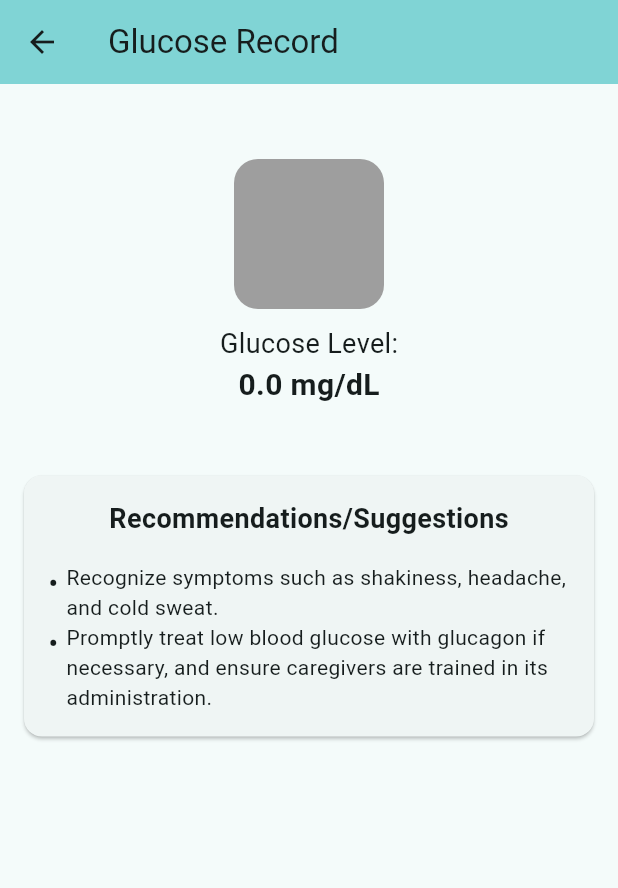
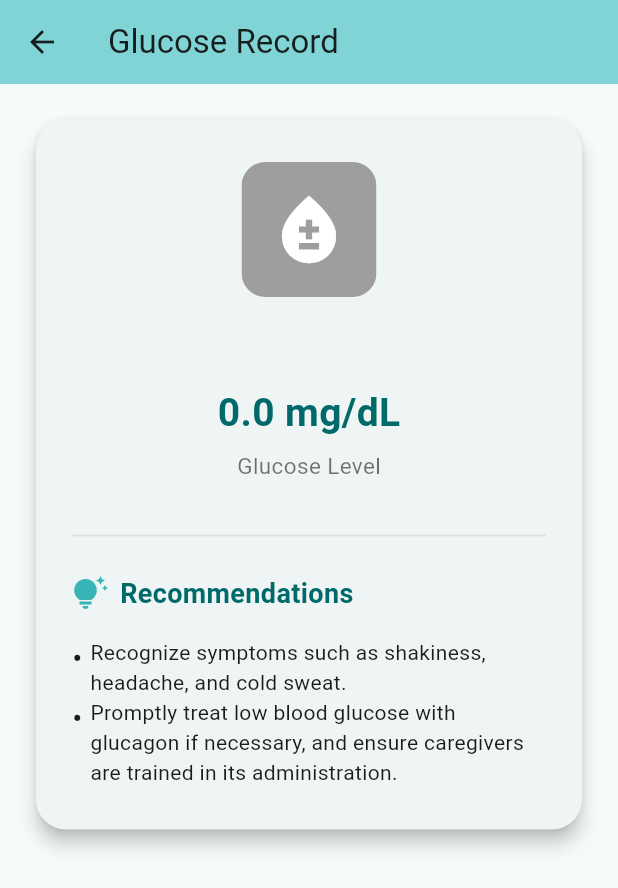
Before and after one commit to jmocampo1630/glucosense, a Flutter app: the GlucoseLevelDetail screen opened directly with empty values, on a phone screen of 412 x 824 dp. Shown: the top 888 px of the screen. Run offline on Flutter 3.47's test engine with Material 3 defaults, Android fonts, the phone set to English and light mode, and no system bars; our stand-ins replace camera, cloud_firestore, firebase_auth, firebase_core, firebase_database, fl_chart and 3 more; accounts and stored records are empty.

Commit message:
UI enhancements

```diff
--- a/lib/pages/glucose_level_detail.dart
+++ b/lib/pages/glucose_level_detail.dart
@@ -21,65 +21,81 @@ class _GlucoseLevelDetailState extends State<GlucoseLevelDetail> {
         backgroundColor: Theme.of(context).colorScheme.inversePrimary,
         title: const Text("Glucose Record"),
       ),
-      body: Column(
-        mainAxisSize: MainAxisSize.min,
+      body: SingleChildScrollView(
+        child: Padding(
+          padding: const EdgeInsets.symmetric(horizontal: 0, vertical: 24),
+          child: Center(
+            child: Card(
+              elevation: 5,
+              margin: const EdgeInsets.symmetric(horizontal: 24),
+              shape: RoundedRectangleBorder(
+                borderRadius: BorderRadius.circular(20),
+              ),
+              child: Padding(
+                padding:
+                    const EdgeInsets.symmetric(vertical: 28, horizontal: 24),
+                child: Column(
                   crossAxisAlignment: CrossAxisAlignment.center,
-        children: <Widget>[
-          const SizedBox(height: 50),
+                  children: [
                     ClipRRect(
                       borderRadius: BorderRadius.circular(16.0),
                       child: Container(
-              width: 100,
-              height: 100,
+                        width: 90,
+                        height: 90,
                         color: widget.glucoseRecord.color,
+                        child: const Icon(Icons.bloodtype,
+                            size: 54, color: Colors.white),
+                      ),
+                    ),
+                    const SizedBox(height: 18),
+                    Text(
+                      widget.glucoseRecord.name,
+                      style: const TextStyle(
+                        fontSize: 22.0,
+                        fontWeight: FontWeight.bold,
+                        color: Color(0xFF37B5B6),
                       ),
                     ),
                     const SizedBox(height: 10),
+                    Text(
+                      '${widget.glucoseRecord.value} mg/dL',
+                      style: TextStyle(
+                        fontSize: 26.0,
+                        fontWeight: FontWeight.bold,
+                        color: Theme.of(context).colorScheme.primary,
+                      ),
+                    ),
+                    const SizedBox(height: 6),
                     const Text(
-            'Glucose Level:',
-            style: TextStyle(fontSize: 18.0),
+                      'Glucose Level',
+                      style: TextStyle(fontSize: 15.0, color: Colors.black54),
                     ),
+                    const SizedBox(height: 28),
+                    Divider(thickness: 1.2, color: Colors.grey[300]),
+                    const SizedBox(height: 18),
                     Row(
-            mainAxisAlignment: MainAxisAlignment.center,
                       children: [
-              Text('${widget.glucoseRecord.value} mg/dL',
-                  style: const TextStyle(
-                      fontSize: 20.0, fontWeight: FontWeight.bold)),
-            ],
-          ),
-          Text(widget.glucoseRecord.name,
-              style: const TextStyle(fontSize: 18.0)),
-          const SizedBox(height: 20),
-          Card(
-            margin: const EdgeInsets.symmetric(
-                horizontal:
-                    16.0), // Adjusts the horizontal margin to make the card smaller
-            child: Padding(
-              padding: const EdgeInsets.all(16.0),
-              child: Column(
-                mainAxisSize: MainAxisSize.min,
-                crossAxisAlignment: CrossAxisAlignment.start,
-                children: [
-                  const Center(
-                    child: Text(
-                      'Recommendations/Suggestions',
+                        const Icon(Icons.tips_and_updates,
+                            color: Color(0xFF37B5B6)),
+                        const SizedBox(width: 8),
+                        Text(
+                          'Recommendations',
                           style: TextStyle(
                             fontSize: 18.0,
                             fontWeight: FontWeight.bold,
+                            color: Theme.of(context).colorScheme.primary,
                           ),
                         ),
+                      ],
                     ),
-                  const SizedBox(
-                      height:
-                          16.0), // Adds space between the title and the list
-                  BulletList(
-                    sentences: recommendations,
-                  ),
+                    const SizedBox(height: 16.0),
+                    BulletList(sentences: recommendations),
                   ],
                 ),
               ),
             ),
-        ],
+          ),
+        ),
       ),
     );
   }
```
Also changed, not shown: lib/modals/scan_glucose_record_modal.dart (+68 -37 lines), lib/pages/my_home_page.dart (+19 -4 lines), lib/pages/patient_record_page.dart (+0 -12 lines). Lines whose indentation alone changed are shown as unchanged.
